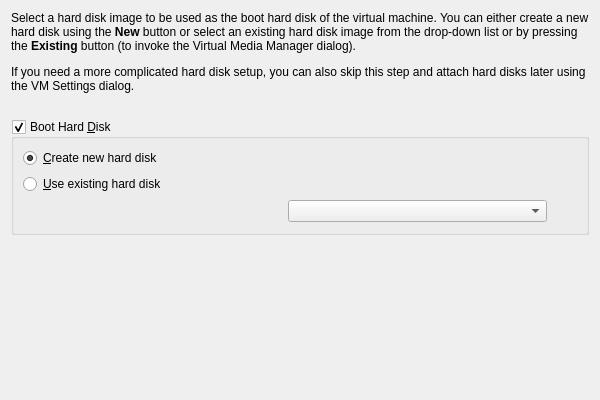
Before: the Qt Designer form vbox/src/VBox/Frontends/VirtualBox/src/wizards/newvm/UINewVMWzdPage4.ui in jljuxgm/vboxgit, drawn with Qt 5.
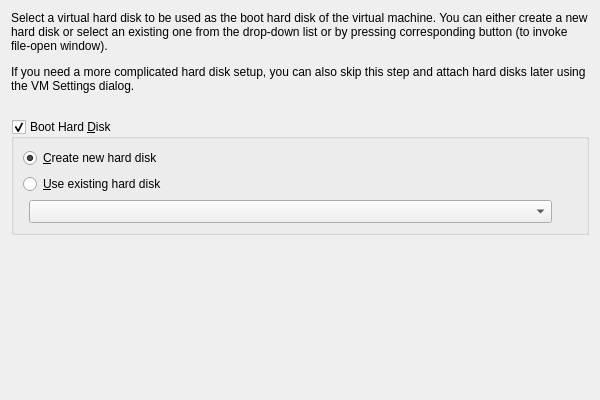
After: the same form once the commit is applied. Custom widgets are drawn as their Qt base class.

Commit message:
commit_34370 ------------------------------------------------------------------------ r34370 | vboxsync | 2010-11-25 22:03:27 +0800 (Thu, 25 Nov 2010) | 1 line
FE/Qt: NLS fix for New VM wizard / Storage page.
------------------------------------------------------------------------

```diff
--- a/vbox/src/VBox/Frontends/VirtualBox/src/wizards/newvm/UINewVMWzdPage4.ui
+++ b/vbox/src/VBox/Frontends/VirtualBox/src/wizards/newvm/UINewVMWzdPage4.ui
@@ -42,7 +42,7 @@
    <item>
     <widget class="QILabel" name="m_pPage4Text1">
      <property name="text">
-      <string>&lt;p&gt;Select a hard disk image to be used as the boot hard disk of the virtual machine. You can either create a new hard disk using the &lt;b&gt;New&lt;/b&gt; button or select an existing hard disk image from the drop-down list or by pressing the &lt;b&gt;Existing&lt;/b&gt; button (to invoke the Virtual Media Manager dialog).&lt;/p&gt;&lt;p&gt;If you need a more complicated hard disk setup, you can also skip this step and attach hard disks later using the VM Settings dialog.&lt;/p&gt;</string>
+      <string>&lt;p&gt;Select a virtual hard disk to be used as the boot hard disk of the virtual machine. You can either create a new hard disk or select an existing one from the drop-down list or by pressing corresponding button (to invoke file-open window).&lt;/p&gt;&lt;p&gt;If you need a more complicated hard disk setup, you can also skip this step and attach hard disks later using the VM Settings dialog.&lt;/p&gt;</string>
      </property>
      <property name="wordWrap">
       <bool>true</bool>
@@ -65,7 +65,7 @@
       <bool>true</bool>
      </property>
      <layout class="QGridLayout" name="m_pLayout2">
-      <item row="0" column="0" colspan="3">
+      <item row="0" column="0" colspan="2">
        <widget class="QRadioButton" name="m_pDiskCreate">
         <property name="text">
          <string>&amp;Create new hard disk</string>
@@ -75,7 +75,7 @@
         </property>
        </widget>
       </item>
-      <item row="1" column="0" colspan="3">
+      <item row="1" column="0" colspan="2">
        <widget class="QRadioButton" name="m_pDiskPresent">
         <property name="text">
          <string>&amp;Use existing hard disk</string>
@@ -83,17 +83,31 @@
        </widget>
       </item>
       <item row="2" column="1">
-       <widget class="VBoxMediaComboBox" name="m_pDiskSelector"/>
-      </item>
-      <item row="2" column="2">
+       <layout class="QHBoxLayout" name="m_pLayout3">
+        <property name="spacing" >
+         <number>1</number>
+        </property>
+        <item>
+         <widget class="VBoxMediaComboBox" name="m_pDiskSelector">
+          <property name="sizePolicy">
+           <sizepolicy hsizetype="MinimumExpanding" vsizetype="Minimum">
+            <horstretch>1</horstretch>
+            <verstretch>0</verstretch>
+           </sizepolicy>
+          </property>
+         </widget>
+        </item>
+        <item>
        <widget class="QToolButton" name="m_pVMMButton">
         <property name="autoRaise">
          <bool>true</bool>
         </property>
         <property name="toolTip">
-         <string>Select a hard disk image file</string>
-        </property>
-       </widget>
+           <string>Choose a virtual hard disk file...</string>
+          </property>
+         </widget>
+        </item>
+       </layout>
       </item>
      </layout>
     </widget>
```
Lines whose indentation alone changed are shown as unchanged.
